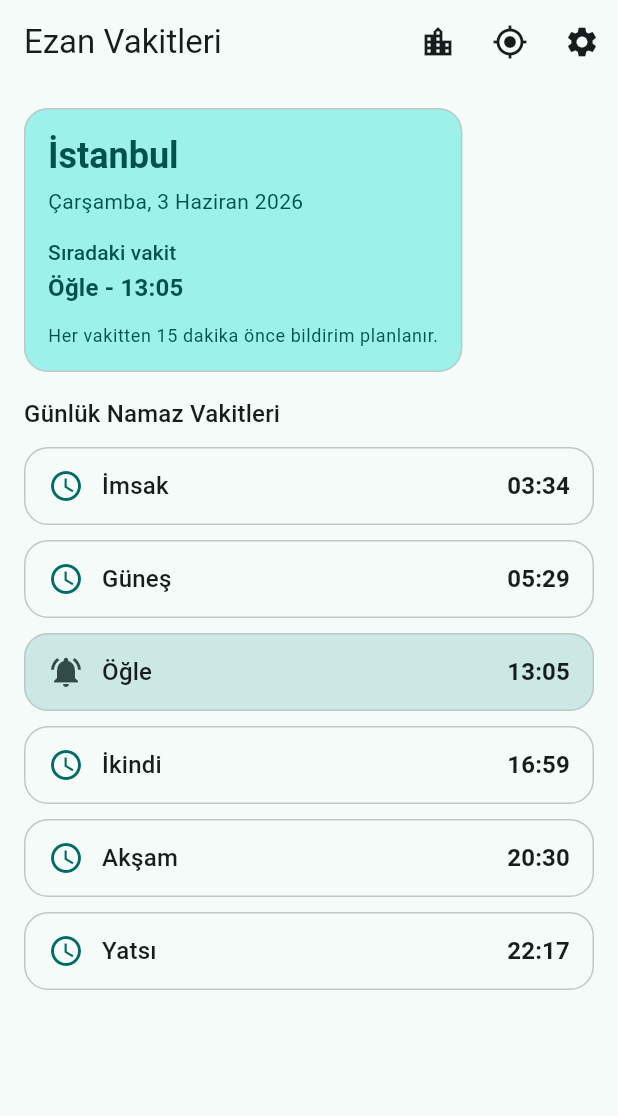
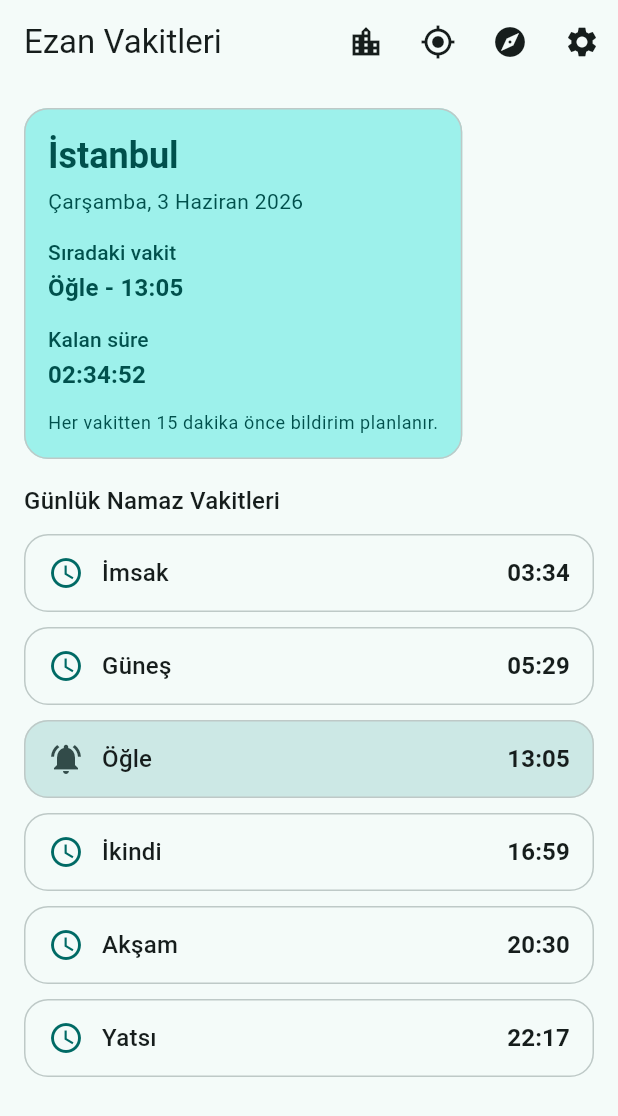
Before and after one commit to veles1010/ezan, a Flutter app: the screen it shows after launch, on a phone screen of 412 x 824 dp. Shown: the top 1116 px of the screen. Run offline on Flutter 3.47's test engine with Material 3 defaults, Android fonts, the phone set to English and light mode, and no system bars; our stand-ins replace flutter_local_notifications, flutter_timezone, geocoding, geolocator, shared_preferences, timezone; network calls fail.

Commit message:
Pusula eklendi

```diff
--- a/lib/data/models/daily_prayer_times.dart
+++ b/lib/data/models/daily_prayer_times.dart
@@ -5,9 +5,11 @@ class DailyPrayerTimes {
     required this.city,
     required this.date,
     required this.prayerTimes,
+    this.hijriDateText,
   });
 
   final String city;
   final DateTime date;
   final List<PrayerTime> prayerTimes;
+  final String? hijriDateText;
 }
--- a/lib/features/prayer_times/presentation/prayer_times_home_screen.dart
+++ b/lib/features/prayer_times/presentation/prayer_times_home_screen.dart
@@ -1,3 +1,5 @@
+import 'dart:async';
+
 import 'package:flutter/material.dart';
 
 import '../../../data/models/daily_prayer_times.dart';
@@ -10,6 +12,7 @@ import '../../../data/services/notification_service.dart';
 import '../../../data/services/notification_settings_service.dart';
 import '../../../data/services/selected_city_service.dart';
 import '../../city_selection/presentation/city_selection_screen.dart';
+import '../../qibla/presentation/qibla_screen.dart';
 import '../../settings/presentation/settings_screen.dart';
 import 'widgets/prayer_time_card.dart';
 
@@ -20,7 +23,8 @@ class PrayerTimesHomeScreen extends StatefulWidget {
   State<PrayerTimesHomeScreen> createState() => _PrayerTimesHomeScreenState();
 }
 
-class _PrayerTimesHomeScreenState extends State<PrayerTimesHomeScreen> {
+class _PrayerTimesHomeScreenState extends State<PrayerTimesHomeScreen>
+    with WidgetsBindingObserver {
   final PrayerTimesRepository _repository = ApiPrayerTimesRepository();
   final PrayerTimesRepository _fallbackRepository = MockPrayerTimesRepository();
   final SelectedCityService _selectedCityService = SelectedCityService();
@@ -33,6 +37,7 @@ class _PrayerTimesHomeScreenState extends State<PrayerTimesHomeScreen> {
   String? _selectedCity;
   String? _errorText;
   bool _isLoading = true;
+  Timer? _countdownTimer;
   NotificationSettings _notificationSettings = NotificationSettings.defaults;
 
   List<String> get _availableCities => _repository.availableCities;
@@ -40,7 +45,34 @@ class _PrayerTimesHomeScreenState extends State<PrayerTimesHomeScreen> {
   @override
   void initState() {
     super.initState();
+    WidgetsBinding.instance.addObserver(this);
+    _startCountdownTimer();
     _loadInitialData();
+  }
+
+  @override
+  void dispose() {
+    _countdownTimer?.cancel();
+    WidgetsBinding.instance.removeObserver(this);
+    super.dispose();
+  }
+
+  @override
+  void didChangeAppLifecycleState(AppLifecycleState state) {
+    if (state == AppLifecycleState.resumed && mounted) {
+      setState(() {});
+    }
+  }
+
+  void _startCountdownTimer() {
+    _countdownTimer?.cancel();
+    _countdownTimer = Timer.periodic(const Duration(seconds: 1), (_) {
+      if (!mounted || _dailyPrayerTimes == null) {
+        return;
+      }
+
+      setState(() {});
+    });
   }
 
   Future<void> _loadInitialData() async {
@@ -241,6 +273,12 @@ class _PrayerTimesHomeScreenState extends State<PrayerTimesHomeScreen> {
     });
   }
 
+  Future<void> _openQibla() async {
+    await Navigator.of(context).push<void>(
+      MaterialPageRoute<void>(builder: (_) => const QiblaScreen()),
+    );
+  }
+
   @override
   Widget build(BuildContext context) {
     final theme = Theme.of(context);
@@ -259,6 +297,11 @@ class _PrayerTimesHomeScreenState extends State<PrayerTimesHomeScreen> {
             tooltip: 'Konumuma git',
             onPressed: _goToCurrentLocation,
             icon: const Icon(Icons.my_location),
+          ),
+          IconButton(
+            tooltip: 'Kıble',
+            onPressed: _openQibla,
+            icon: const Icon(Icons.explore),
           ),
           IconButton(
             tooltip: 'Ayarlar',
@@ -287,7 +330,8 @@ class _PrayerTimesHomeScreenState extends State<PrayerTimesHomeScreen> {
       return const Center(child: Text('Gösterilecek veri bulunamadı.'));
     }
 
-    final nextPrayer = _findNextPrayer(dailyPrayerTimes);
+    final nextPrayerInfo = _findNextPrayerInfo(dailyPrayerTimes);
+    final nextPrayer = nextPrayerInfo?.prayerTime;
 
     return Column(
       crossAxisAlignment: CrossAxisAlignment.start,
@@ -295,9 +339,13 @@ class _PrayerTimesHomeScreenState extends State<PrayerTimesHomeScreen> {
         _HeaderCard(
           city: dailyPrayerTimes.city,
           dateText: _formatDate(dailyPrayerTimes.date),
+          hijriDateText: dailyPrayerTimes.hijriDateText,
           nextPrayerText: nextPrayer == null
               ? 'Bugün için vakit bulunamadı'
               : '${nextPrayer.name} - ${nextPrayer.formattedTime}',
+          remainingTimeText: nextPrayerInfo == null
+              ? '--:--:--'
+              : _formatRemainingTime(nextPrayerInfo.dateTime),
           notificationText: _notificationSettings.notificationsEnabled
               ? 'Her vakitten ${_notificationSettings.minutesBefore} dakika '
                   'önce bildirim planlanır.'
@@ -326,14 +374,34 @@ class _PrayerTimesHomeScreenState extends State<PrayerTimesHomeScreen> {
     );
   }
 
-  PrayerTime? _findNextPrayer(DailyPrayerTimes dailyPrayerTimes) {
+  _NextPrayerInfo? _findNextPrayerInfo(DailyPrayerTimes dailyPrayerTimes) {
+    if (dailyPrayerTimes.prayerTimes.isEmpty) {
+      return null;
+    }
+
     final now = DateTime.now();
     for (final prayer in dailyPrayerTimes.prayerTimes) {
-      if (prayer.dateTimeOn(dailyPrayerTimes.date).isAfter(now)) {
-        return prayer;
+      final prayerDateTime = prayer.dateTimeOn(dailyPrayerTimes.date);
+      if (prayerDateTime.isAfter(now)) {
+        return _NextPrayerInfo(prayerTime: prayer, dateTime: prayerDateTime);
       }
     }
-    return null;
+
+    final firstPrayer = dailyPrayerTimes.prayerTimes.first;
+    final tomorrow = dailyPrayerTimes.date.add(const Duration(days: 1));
+    return _NextPrayerInfo(
+      prayerTime: firstPrayer,
+      dateTime: firstPrayer.dateTimeOn(tomorrow),
+    );
+  }
+
+  String _formatRemainingTime(DateTime targetDateTime) {
+    final remaining = targetDateTime.difference(DateTime.now());
+    final safeRemaining = remaining.isNegative ? Duration.zero : remaining;
+    final hours = safeRemaining.inHours;
+    final minutes = safeRemaining.inMinutes.remainder(60);
+    final seconds = safeRemaining.inSeconds.remainder(60);
+    return '${_twoDigits(hours)}:${_twoDigits(minutes)}:${_twoDigits(seconds)}';
   }
 
   String _formatDate(DateTime date) {
@@ -365,19 +433,37 @@ class _PrayerTimesHomeScreenState extends State<PrayerTimesHomeScreen> {
     final month = months[date.month - 1];
     return '$weekday, ${date.day} $month ${date.year}';
   }
+
+  String _twoDigits(int value) {
+    return value.toString().padLeft(2, '0');
+  }
+}
+
+class _NextPrayerInfo {
+  const _NextPrayerInfo({
+    required this.prayerTime,
+    required this.dateTime,
+  });
+
+  final PrayerTime prayerTime;
+  final DateTime dateTime;
 }
 
 class _HeaderCard extends StatelessWidget {
   const _HeaderCard({
     required this.city,
     required this.dateText,
+    required this.hijriDateText,
     required this.nextPrayerText,
+    required this.remainingTimeText,
     required this.notificationText,
   });
 
   final String city;
   final String dateText;
+  final String? hijriDateText;
   final String nextPrayerText;
+  final String remainingTimeText;
   final String notificationText;
 
   @override
@@ -406,6 +492,15 @@ class _HeaderCard extends StatelessWidget {
                 color: colorScheme.onPrimaryContainer,
               ),
             ),
+            if (hijriDateText != null && hijriDateText!.isNotEmpty) ...[
+              const SizedBox(height: 2),
+              Text(
+                hijriDateText!,
+                style: textTheme.bodyMedium?.copyWith(
+                  color: colorScheme.onPrimaryContainer,
+                ),
+              ),
+            ],
             const SizedBox(height: 14),
             Text(
               'Sıradaki vakit',
@@ -416,6 +511,21 @@ class _HeaderCard extends StatelessWidget {
             const SizedBox(height: 2),
             Text(
               nextPrayerText,
+              style: textTheme.titleMedium?.copyWith(
+                color: colorScheme.onPrimaryContainer,
+                fontWeight: FontWeight.w600,
+              ),
+            ),
+            const SizedBox(height: 12),
+            Text(
+              'Kalan süre',
+              style: textTheme.labelLarge?.copyWith(
+                color: colorScheme.onPrimaryContainer,
+              ),
+            ),
+            const SizedBox(height: 2),
+            Text(
+              remainingTimeText,
               style: textTheme.titleMedium?.copyWith(
                 color: colorScheme.onPrimaryContainer,
                 fontWeight: FontWeight.w600,
```
Also changed, not shown: lib/data/services/prayer_times_api_service.dart (+58 -0 lines), lib/data/services/qibla_service.dart (added, +47 -0 lines), lib/features/qibla/presentation/qibla_screen.dart (added, +84 -0 lines), flutter_03.png (added).
